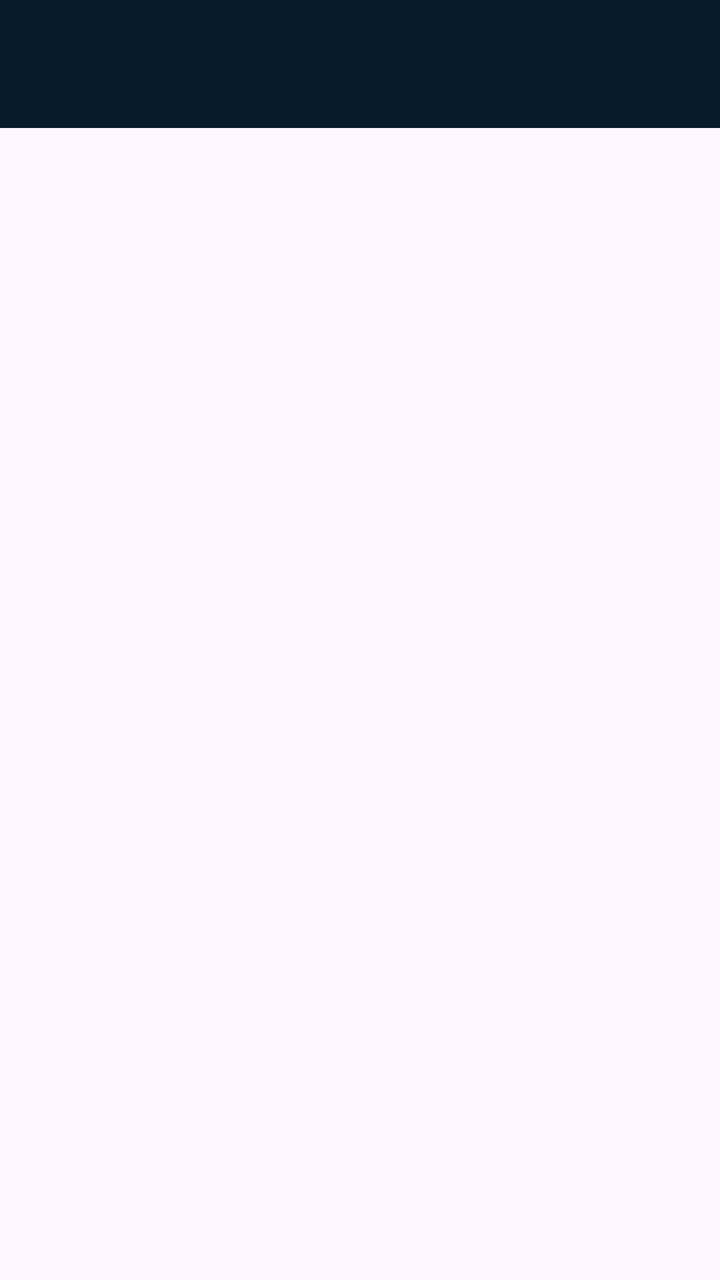
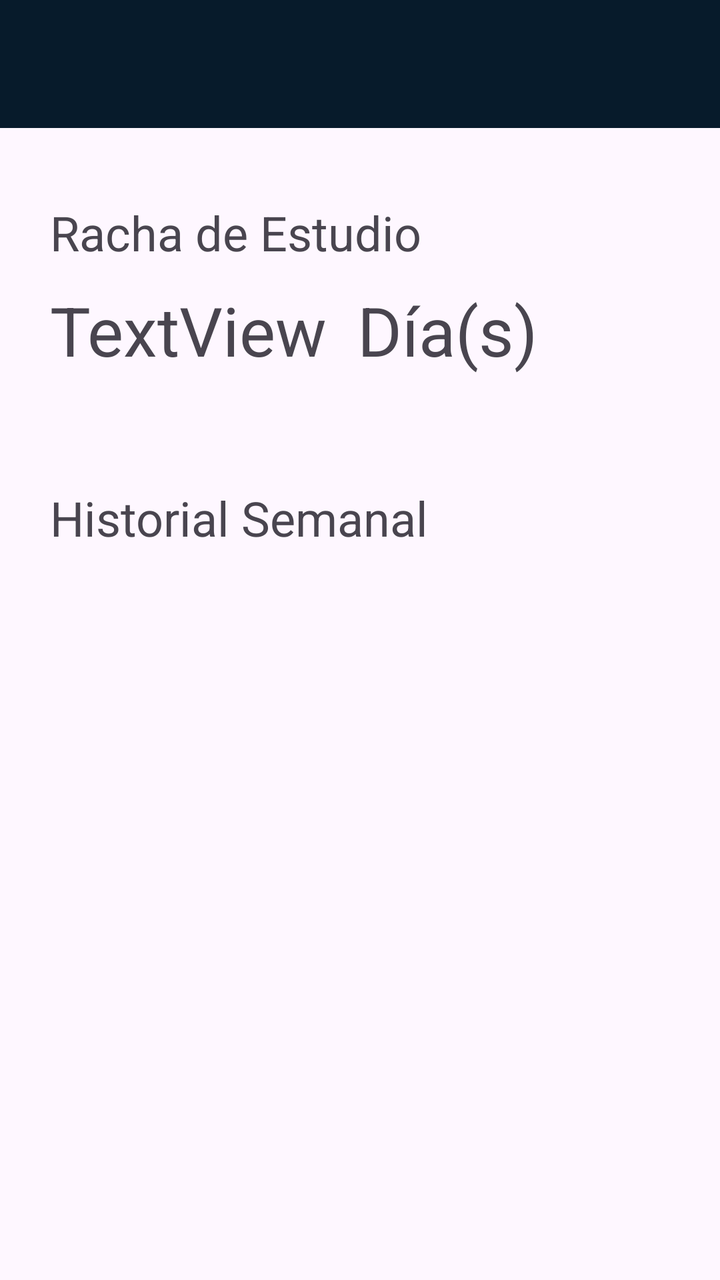

The first picture is an Android layout as it rendered before a commit; the second is the same layout after the commit. The layout source and the unified diff follow.
<!-- AndroidManifest.xml: application theme Theme.VocabularioApp -->
<!-- res/layout/activity_home.xml -->
<?xml version="1.0" encoding="utf-8"?>
<androidx.constraintlayout.widget.ConstraintLayout xmlns:android="http://schemas.android.com/apk/res/android"
    xmlns:app="http://schemas.android.com/apk/res-auto"
    xmlns:tools="http://schemas.android.com/tools"
    android:id="@+id/main"
    android:layout_width="match_parent"
    android:layout_height="match_parent"
    tools:context=".HomeActivity">

    <include
        android:id="@+id/mitoolbar"
        layout="@layout/toolbar"
        />

</androidx.constraintlayout.widget.ConstraintLayout>
<!-- res/layout/toolbar.xml (included above) -->
<?xml version="1.0" encoding="utf-8"?>
<androidx.appcompat.widget.Toolbar xmlns:android="http://schemas.android.com/apk/res/android"
    android:layout_width="match_parent"
    android:layout_height="wrap_content"
    android:background="@color/bg_menu"
    >

</androidx.appcompat.widget.Toolbar>
<!-- resources referenced by this layout -->
<resources>
  <color name="bg_menu">#071B2B</color>
  <style name="Theme.VocabularioApp" parent="Base.Theme.VocabularioApp" />
  <style name="Base.Theme.VocabularioApp" parent="Theme.Material3.DayNight.NoActionBar">
          
          
          <item name="titleTextColor">@color/lt_menu</item>
          <item name="android:actionMenuTextColor">@color/lt_menu</item>
          <item name="colorControlNormal">@color/lt_menu</item>
  
      </style>
  <color name="lt_menu">#EEEEEE</color>
</resources>

<!-- the commit's change to res/layout/activity_home.xml (unified diff, before → after) -->
@@ -12,6 +12,61 @@
         layout="@layout/toolbar"
         />
 
+    <TextView
+        android:id="@+id/hmText1"
+        android:layout_width="wrap_content"
+        android:layout_height="wrap_content"
+        android:layout_marginStart="25dp"
+        android:layout_marginTop="100dp"
+        android:text="Racha de Estudio"
+        android:textSize="24sp"
+        app:layout_constraintStart_toStartOf="parent"
+        app:layout_constraintTop_toTopOf="parent" />
+
+    <TextView
+        android:id="@+id/hmDays"
+        android:layout_width="wrap_content"
+        android:layout_height="wrap_content"
+        android:layout_marginStart="25dp"
+        android:layout_marginTop="10dp"
+        android:text="TextView"
+        android:textSize="34dp"
+        app:layout_constraintStart_toStartOf="parent"
+        app:layout_constraintTop_toBottomOf="@+id/hmText1" />
+
+    <TextView
+        android:id="@+id/hmDaysText"
+        android:layout_width="wrap_content"
+        android:layout_height="wrap_content"
+        android:layout_marginStart="15dp"
+        android:layout_marginTop="10dp"
+        android:text="Día(s)"
+        android:textSize="34dp"
+        app:layout_constraintStart_toEndOf="@+id/hmDays"
+        app:layout_constraintTop_toBottomOf="@+id/hmText1" />
+
+    <TextView
+        android:id="@+id/hmHistorialText"
+        android:layout_width="wrap_content"
+        android:layout_height="wrap_content"
+        android:layout_marginStart="25dp"
+        android:layout_marginTop="55dp"
+        android:text="Historial Semanal"
+        android:textSize="24dp"
+        app:layout_constraintStart_toStartOf="parent"
+        app:layout_constraintTop_toBottomOf="@+id/hmDays" />
+
+    <androidx.recyclerview.widget.RecyclerView
+        android:id="@+id/rvHistorialSemanal"
+        android:layout_width="0dp"
+        android:layout_height="wrap_content"
+        android:layout_marginStart="25dp"
+        android:layout_marginTop="15dp"
+        android:layout_marginEnd="25dp"
+        app:layout_constraintEnd_toEndOf="parent"
+        app:layout_constraintStart_toStartOf="parent"
+        app:layout_constraintTop_toBottomOf="@+id/hmHistorialText" />
+
 </androidx.constraintlayout.widget.ConstraintLayout>
 <!-- res/layout/toolbar.xml (included above) -->
 <?xml version="1.0" encoding="utf-8"?>
